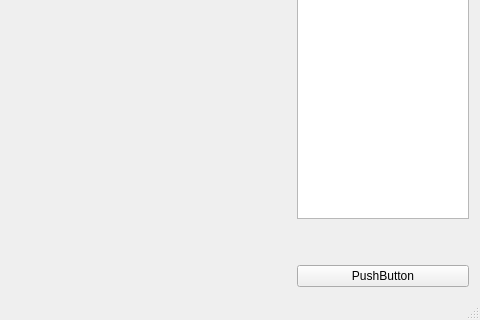
aminbenarieb/na_lab2, file mainwindow.ui: the form before one commit; both pictures show x 220 to 700 and y 180 to 500 of the 700 by 500 pixel window.
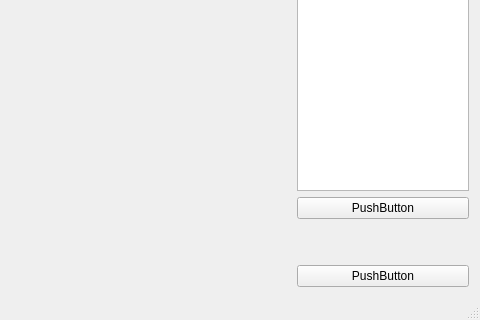
The form after the commit. Custom widgets are drawn as their Qt base class.

What changed in the file:
```diff
--- a/mainwindow.ui
+++ b/mainwindow.ui
@@ -88,6 +88,13 @@
       <item>
        <widget class="QTableWidget" name="tableWidget"/>
       </item>
+      <item>
+       <widget class="QPushButton" name="pushButtonChangeP">
+        <property name="text">
+         <string>PushButton</string>
+        </property>
+       </widget>
+      </item>
       <item>
        <spacer name="verticalSpacer_3">
         <property name="orientation">
```
